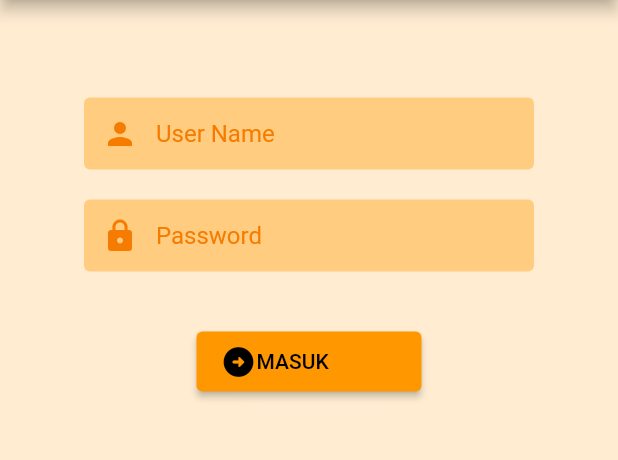
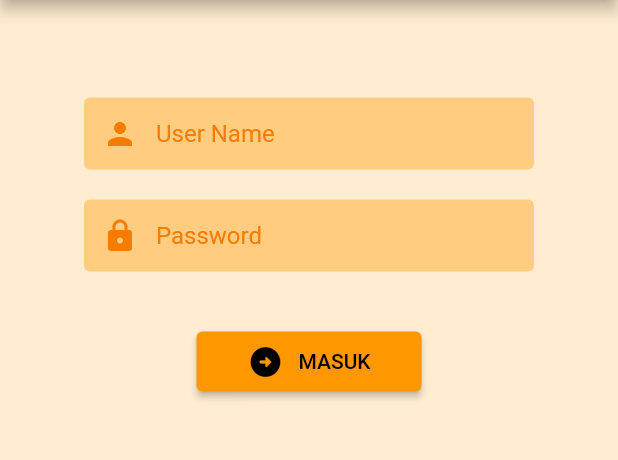
Before and after one commit to abilyc/bmt_ibnusina, a Flutter app: the screen it shows after launch, on a phone screen of 412 x 824 dp, the part 84-544 px from its top. Run offline on Flutter 3.47's test engine with Material 2 defaults, Android fonts, the phone set to English and light mode, and no system bars; missing offline and left inert: bitsdojo_window, hasura_connect.

Commit message:
button login style

```diff
--- a/lib/screens/login.dart
+++ b/lib/screens/login.dart
@@ -102,7 +102,10 @@ class _LoginScreenState extends State<LoginScreen> {
                         height: 20,
                         child: CircularProgressIndicator())
                     : Center(
-                      child: Row(
+                      child: Wrap(
+                        alignment: WrapAlignment.center,
+                        crossAxisAlignment: WrapCrossAlignment.center,
+                        spacing: 10,
                         children: const [
                           Icon(Icons.arrow_circle_right_rounded),
                           Text('MASUK'),
--- a/lib/screens/storan.dart
+++ b/lib/screens/storan.dart
@@ -222,7 +222,7 @@ class _PenyetoranState extends State<Penyetoran> {
       }
       konfirmasi = false;
     } catch (e) {
-      print(e);
+      // print(e);
       showSnackBar('Terjadi Kesalahan');
     }
 
```
